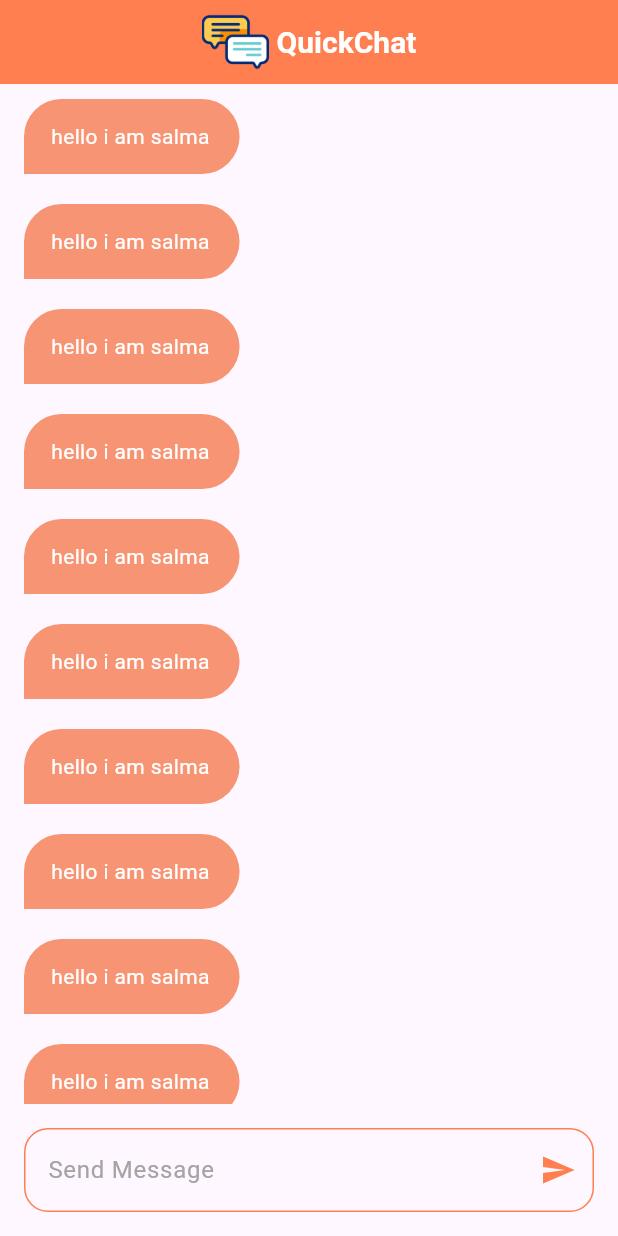
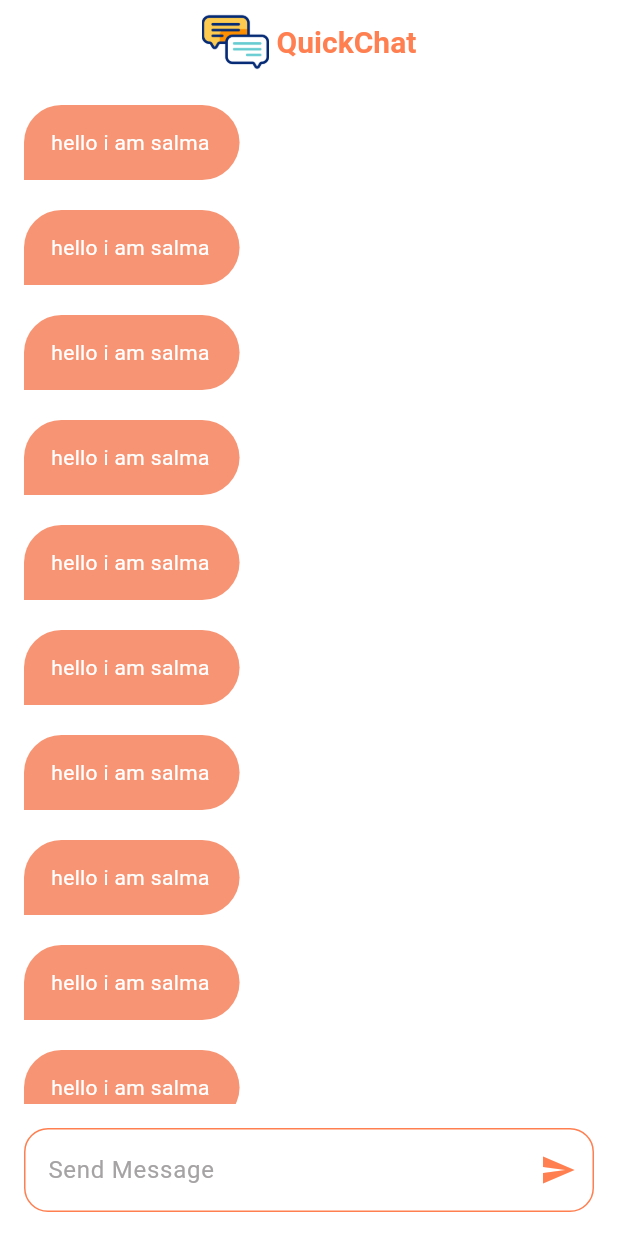
Before and after one commit to salma-elmaghawry/Chat-App, a Flutter app: the screen it shows after launch, on a phone screen of 412 x 824 dp. Run offline on Flutter 3.47's test engine with Material 3 defaults, Android fonts, the light colour scheme and no system bars; our stand-ins replace firebase_auth, firebase_core, modal_progress_hud_nsn; accounts and stored records are empty.

Commit message:
chat page appbar done

```diff
--- a/lib/Screens/chat_page.dart
+++ b/lib/Screens/chat_page.dart
@@ -8,8 +8,13 @@ class chatPage extends StatelessWidget {
   @override
   Widget build(BuildContext context) {
     return Scaffold(
-        appBar: AppBar(
-          backgroundColor: kPrimaryColor,
+        backgroundColor: Colors.white,
+        appBar: PreferredSize(
+          preferredSize: Size.fromHeight(60),
+          child: SafeArea(
+            child: AppBar(
+              backgroundColor: Colors.white,
+              elevation: 0,
               title: Row(
                 mainAxisAlignment: MainAxisAlignment.center,
                 children: [
@@ -23,13 +28,15 @@ class chatPage extends StatelessWidget {
                     style: TextStyle(
                         fontSize: 20,
                         fontWeight: FontWeight.bold,
-                    color: Colors.white),
+                        color: kPrimaryColor),
                   ),
                 ],
               ),
-          centerTitle: true,
+            ),
+          ),
         ),
         body: Column(
+
           children: [
             Expanded(
               child: ListView.builder(itemBuilder: (context, index) {
@@ -39,15 +46,16 @@ class chatPage extends StatelessWidget {
             Padding(
               padding: const EdgeInsets.all(16),
               child: TextField(
-
                 decoration: InputDecoration(
                   hintText: "Send Message",
-                  hintStyle:TextStyle(color: const Color.fromARGB(255, 165, 163, 163),),
+                  hintStyle: TextStyle(
+                    color: const Color.fromARGB(255, 165, 163, 163),
+                  ),
                   suffixIcon: Icon(Icons.send),
                   suffixIconColor: kPrimaryColor,
                   border: OutlineInputBorder(
                     borderRadius: BorderRadius.circular(16),
-                    borderSide: BorderSide(width: 2.0,color: kPrimaryColor),
+                    borderSide: BorderSide(width: 2.0, color: kPrimaryColor),
                   ),
                   enabledBorder: OutlineInputBorder(
                     borderRadius: BorderRadius.circular(16),
```
Lines whose indentation alone changed are shown as unchanged.
